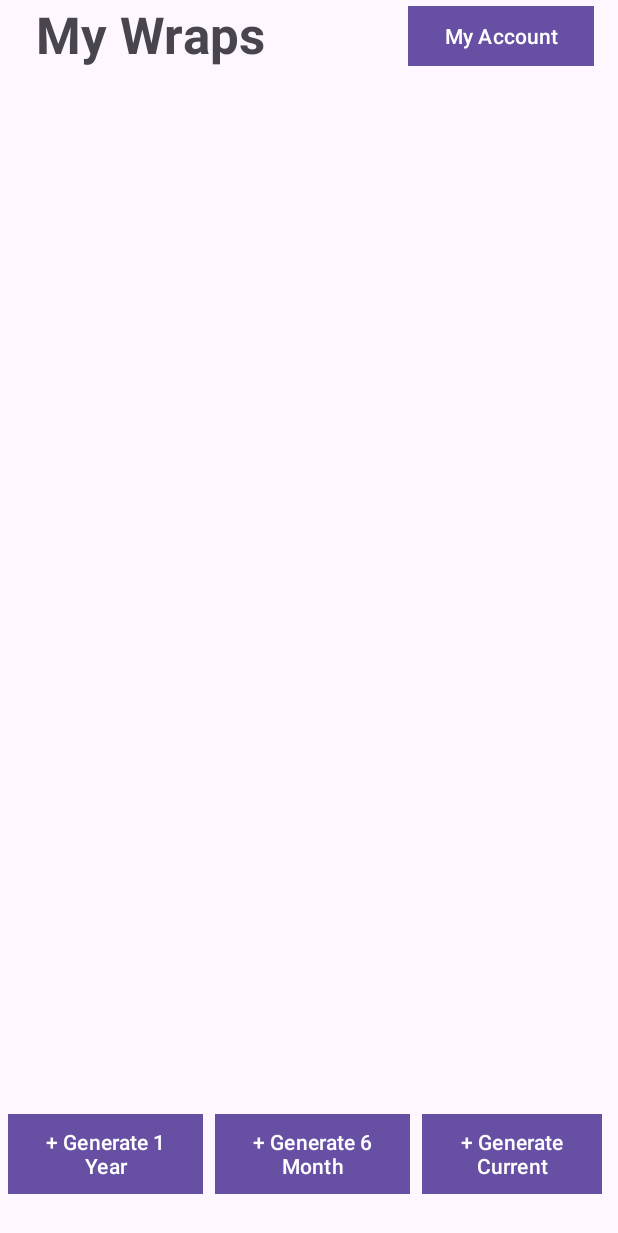
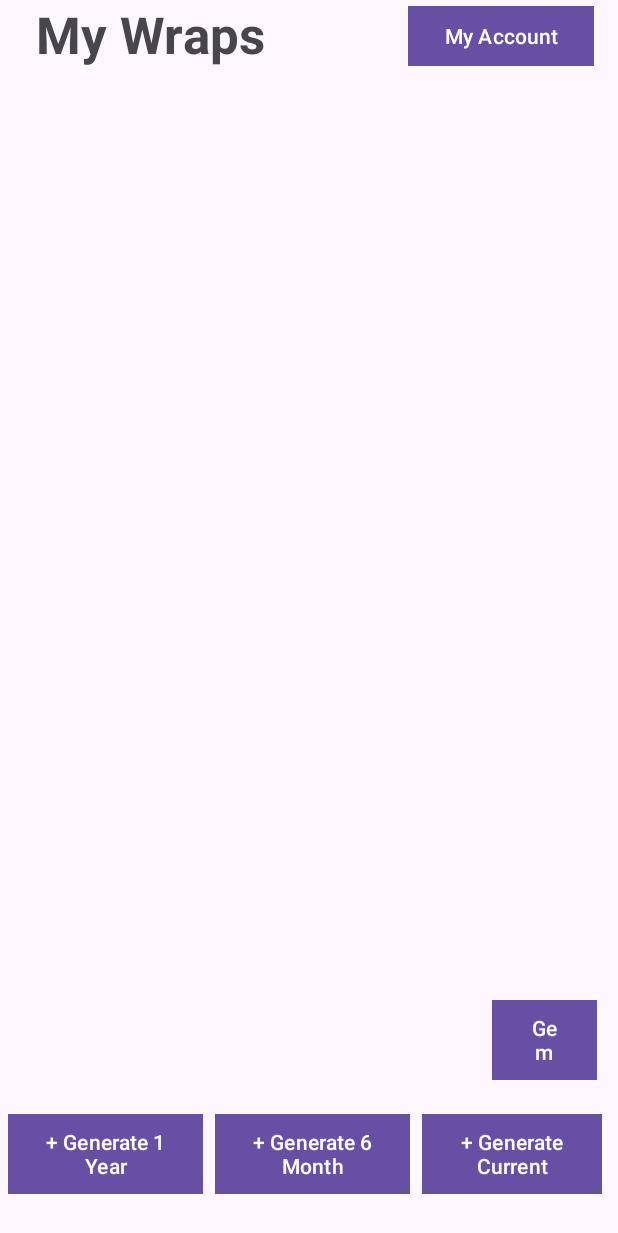
Before and after one commit to asalontai/spotify-wrapped, an Android app: the MyWrapsActivity screen opened directly, with no data from a screen before it, on a phone screen of 412 x 824 dp. Shown: the top 1233 px of the screen. Run offline under Robolectric (Android 15) with nearby library versions, the phone set to English and light mode, and no system bars; our stand-ins replace Picasso; pictures from the network do not load.

```diff
--- a/app/src/main/AndroidManifest.xml
+++ b/app/src/main/AndroidManifest.xml
@@ -55,7 +55,9 @@
                     android:host="callback" />
             </intent-filter>
         </activity>
-
+        <activity android:name=".LLMActivity">
+            <!-- Any intent filters if needed -->
+        </activity>
 
         <!-- AuthActivity - Handles Spotify authentication -->
         <activity
--- a/app/src/main/res/layout/activity_my_wraps.xml
+++ b/app/src/main/res/layout/activity_my_wraps.xml
@@ -260,4 +260,16 @@
         app:cornerRadius="0dp"
         app:layout_constraintEnd_toEndOf="parent"
         tools:layout_editor_absoluteY="16dp" />
+
+    <Button
+        android:id="@+id/Gem"
+        android:layout_width="70dp"
+        android:layout_height="61dp"
+        android:layout_marginStart="328dp"
+        android:layout_marginBottom="100dp"
+        android:text="Gem"
+        app:cornerRadius="0dp"
+        app:layout_constraintBottom_toBottomOf="parent"
+        app:layout_constraintStart_toStartOf="parent"
+        android:onClick="onGemButtonClick" />
 </androidx.constraintlayout.widget.ConstraintLayout>
--- a/build.gradle
+++ b/build.gradle
@@ -1,6 +1,7 @@
 buildscript {
     dependencies {
         classpath 'com.google.gms:google-services:4.4.1'
+        classpath "com.google.android.libraries.mapsplatform.secrets-gradle-plugin:secrets-gradle-plugin:2.0.1"
     }
 }// Top-level build file where you can add configuration options common to all sub-projects/modules.
 plugins {
```
Also changed, not shown: app/build.gradle (+9 -0 lines), app/src/main/java/com/example/myapplication/LLMActivity.java (added, +85 -0 lines), app/src/main/java/com/example/myapplication/MyWrapsActivity.java (+19 -0 lines), app/src/main/res/layout/activity_llm.xml (added, +29 -0 lines).
